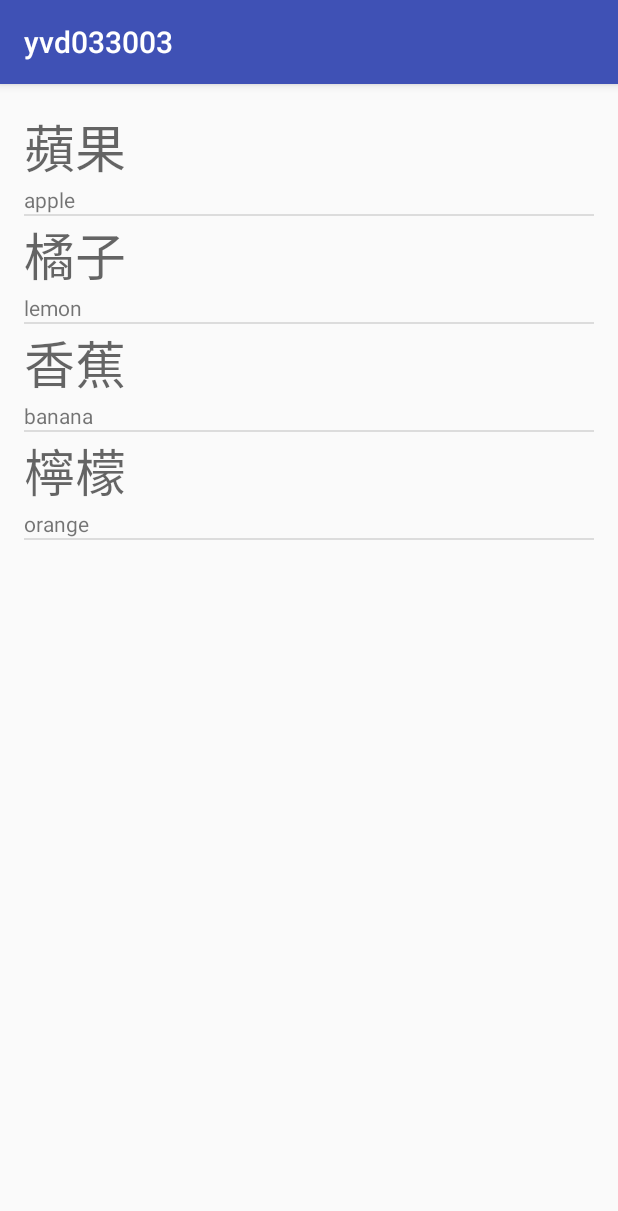
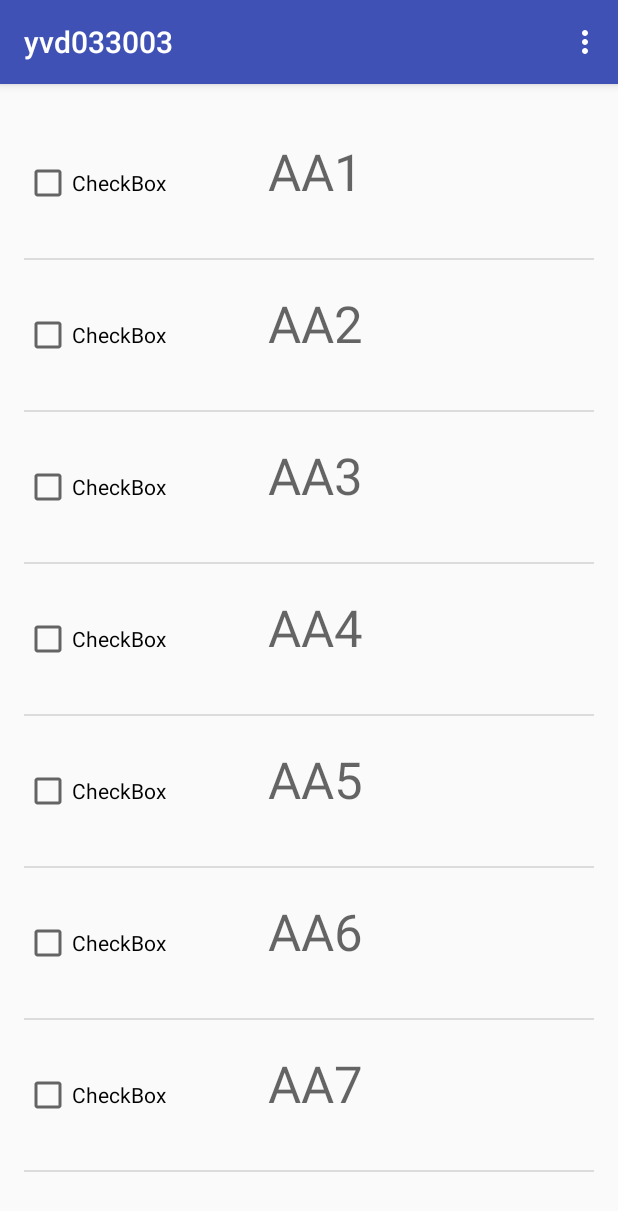
Before and after one commit to blueswenlove/yvd033003, an Android app: the screen it shows after launch (MainActivity), on a phone screen of 412 x 824 dp. Shown: the top 1211 px of the screen. Run offline under Robolectric (Android 15) with nearby library versions, the phone set to English and light mode, and no system bars.

Commit message:
check show item

```diff
--- a/app/src/main/java/com/example/yvtc/yvd033003/MainActivity.java
+++ b/app/src/main/java/com/example/yvtc/yvd033003/MainActivity.java
@@ -2,47 +2,64 @@ package com.example.yvtc.yvd033003;
 
 import android.support.v7.app.AppCompatActivity;
 import android.os.Bundle;
+import android.view.Menu;
+import android.view.MenuItem;
 import android.view.View;
 import android.view.ViewGroup;
 import android.widget.BaseAdapter;
 import android.widget.ListView;
 import android.widget.TextView;
+import android.widget.Toast;
+
+import java.util.ArrayList;
 
 public class MainActivity extends AppCompatActivity {
-    String data[] = {"蘋果","橘子","香蕉","檸檬"};
-    String data2[] = {"apple","lemon","banana","orange"};
+    ArrayList<String> data = new ArrayList<>();
+    MyAdapter adapter;
     ListView lv;
     @Override
     protected void onCreate(Bundle savedInstanceState) {
         super.onCreate(savedInstanceState);
         setContentView(R.layout.activity_main);
-        lv = (ListView)findViewById(R.id.listView);
-        MyAdapter adapter = new MyAdapter();
+        lv = (ListView) findViewById(R.id.listView);
+        data.add("AA1");
+        data.add("AA2");
+        data.add("AA3");
+        data.add("AA4");
+        data.add("AA5");
+        data.add("AA6");
+        data.add("AA7");
+        data.add("AA8");
+        data.add("AA9");
+        data.add("AA10");
+        data.add("AA11");
+        data.add("AA12");
+        adapter = new MyAdapter(MainActivity.this, data);
+
         lv.setAdapter(adapter);
     }
 
-    class MyAdapter extends BaseAdapter
-    {
-        @Override
-        public int getCount()  {
-            return data.length;
+    @Override
+    public boolean onCreateOptionsMenu(Menu menu) {
+        menu.add("Show");
+        return super.onCreateOptionsMenu(menu);
+    }
+
+    @Override
+    public boolean onOptionsItemSelected(MenuItem item) {
+        if (item.getTitle().equals("Show"))
+        {
+            StringBuilder sb = new StringBuilder();
+            int i;
+            for (i=0;i<adapter.chks.length;i++)
+            {
+                if (adapter.chks[i])
+                {
+                    sb.append(data.get(i) + ",");
+                }
+            }
+            Toast.makeText(MainActivity.this, sb.toString(), Toast.LENGTH_LONG).show();
         }
-
-        @Override
-        public Object getItem(int position) { return null; }
-
-        @Override
-        public long getItemId(int position) { return 0;}
-
-        @Override
-        public View getView(int position, View convertView, ViewGroup parent) {
-            View v = getLayoutInflater().inflate(R.layout.myitem,null);
-
-            TextView tv = (TextView) v.findViewById(R.id.textView);
-            TextView tv2 = (TextView) v.findViewById(R.id.textView2);
-            tv.setText(data[position]);
-            tv2.setText(data2[position]);
-            return v;
-        }
+        return super.onOptionsItemSelected(item);
     }
 }
--- /dev/null
+++ b/app/src/main/java/com/example/yvtc/yvd033003/MyAdapter.java
@@ -0,0 +1,63 @@
+package com.example.yvtc.yvd033003;
+
+import android.app.Activity;
+import android.content.Context;
+import android.util.Log;
+import android.view.View;
+import android.view.ViewGroup;
+import android.widget.BaseAdapter;
+import android.widget.CheckBox;
+import android.widget.CompoundButton;
+import android.widget.TextView;
+
+import java.util.ArrayList;
+
+/**
+ * Created by yvtc on 2017/3/30.
+ */
+
+public class MyAdapter extends BaseAdapter {
+
+    Context context;
+    ArrayList<String> data;
+    public boolean chks[];
+    public MyAdapter(Context c, ArrayList<String> d)
+    {
+        context = c;
+        data = d;
+        chks = new boolean[d.size()];
+    }
+
+    @Override
+    public int getCount() {
+        return data.size();
+    }
+
+    @Override
+    public Object getItem(int position) {
+        return null;
+    }
+
+    @Override
+    public long getItemId(int position) {
+        return 0;
+    }
+
+    @Override
+    public View getView(final int position, View convertView, ViewGroup parent) {
+        Log.d("MyView", "p:" + position);
+        View v = ((Activity) context).getLayoutInflater().inflate(R.layout.myitem, null);
+
+        TextView tv = (TextView) v.findViewById(R.id.textView);
+        CheckBox chk = (CheckBox) v.findViewById(R.id.checkBox);
+        chk.setChecked(chks[position]);
+        chk.setOnCheckedChangeListener(new CompoundButton.OnCheckedChangeListener() {
+            @Override
+            public void onCheckedChanged(CompoundButton buttonView, boolean isChecked) {
+                chks[position] = isChecked;
+            }
+        });
+        tv.setText(data.get(position));
+        return v;
+    }
+}
--- a/app/src/main/res/layout/myitem.xml
+++ b/app/src/main/res/layout/myitem.xml
@@ -1,18 +1,21 @@
 <?xml version="1.0" encoding="utf-8"?>
 <LinearLayout xmlns:android="http://schemas.android.com/apk/res/android"
-    android:orientation="vertical" android:layout_width="match_parent"
+    android:orientation="horizontal" android:layout_width="match_parent"
     android:layout_height="match_parent">
+
+    <CheckBox
+        android:text="CheckBox"
+        android:layout_width="100dp"
+        android:layout_height="100dp"
+        android:id="@+id/checkBox"
+        android:layout_weight="1" />
 
     <TextView
         android:text="TextView"
-        android:layout_width="match_parent"
+        android:layout_width="wrap_content"
         android:layout_height="wrap_content"
         android:id="@+id/textView"
-        android:textAppearance="@style/TextAppearance.AppCompat.Display1" />
+        android:textAppearance="@style/TextAppearance.AppCompat.Display1"
+        android:layout_weight="2.45" />
 
-    <TextView
-        android:text="TextView"
-        android:layout_width="match_parent"
-        android:layout_height="wrap_content"
-        android:id="@+id/textView2" />
 </LinearLayout>
```
